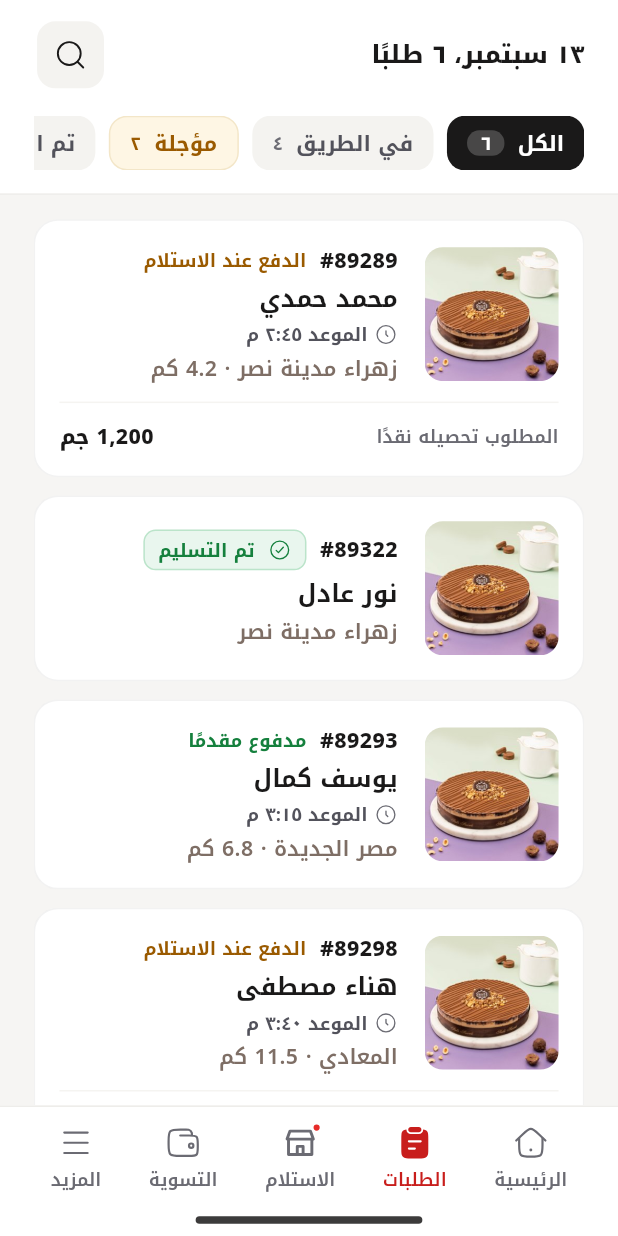
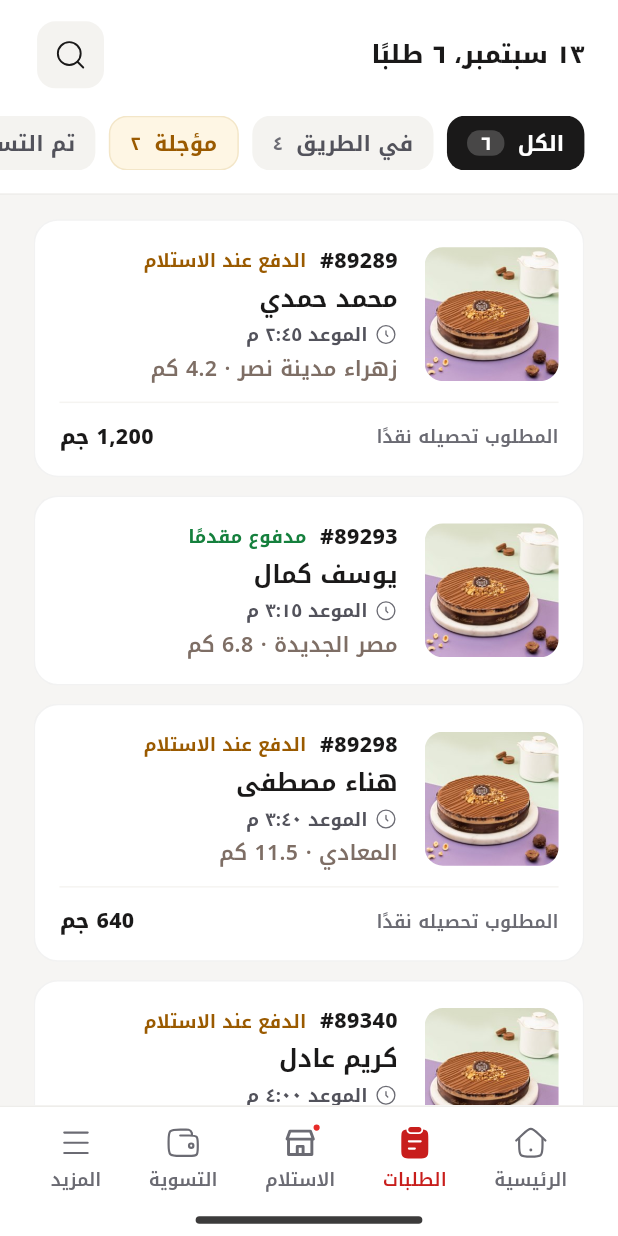
Before and after one commit to ahmedmarwan47-stack/orderbase_delivery_app, a Flutter app: the DevGallery screen opened directly, after a tap on "قائمة الطلبات · Queue (1b)", on a phone screen of 412 x 824 dp. Run offline on Flutter 3.47's test engine with Material 3 defaults, Android fonts, the phone set to English and light mode, and no system bars; our stand-ins replace easy_localization, flutter_map, flutter_modular, flutter_screenutil, flutter_svg, latlong2 and 1 more.

Commit message:
Pickup carry flow, settlement live data, priority sort, slate cash card
- Pickup: the confirm button now opens a carry-confirmation bottom sheet; once
  the branch batch is carried (accepted) the tab shows an empty state with an
  isolated generated illustration (assets/images/pickup_empty.png). The pickup
  tab's red dot clears once carried.
- Orders queue: sort by priority — in-progress first, handed-off (delivered)
  last in the "all" list. Completed cards are dimmed and drop the now-irrelevant
  cash-to-collect line, keeping only the status check. Filter chips run
  edge-to-edge so an off-screen chip bleeds past the edge.
- Settlement: reads live shift data again (the controller computes shiftSettlement
  on read and the screen rebuilds on ShiftController changes) — it was snapshotting
  once at construction as a persistent tab.
- Order-detail header: back tile + number + status badge/COD line vertically
  centered (row center + symmetric padding).
- Cash / COD payment card recolored to a neutral slate (#4C535D) — outside the
  four status hues so "money" no longer reads as the green "delivered" status.
- Add a whole-app UX critique snapshot under .impeccable/critique/.

Co-Authored-By: Claude Opus 4.8 <noreply@anthropic.com>

```diff
--- a/assets/translations/ar.json
+++ b/assets/translations/ar.json
@@ -107,6 +107,12 @@
   "pickup_pay_paid": "مدفوع",
   "pickup_confirm": "تأكيد استلام الطلبات ({count})",
   "pickup_confirm_hint": "بتأكيد الاستلام تتحول كل الطلبات إلى «في الطريق»",
+  "pickup_carry_title": "تأكيد الاستلام",
+  "pickup_carry_body": "سيتم استلام {count} طلبات من الفرع ونقلها إلى قائمتك النشطة «في الطريق».",
+  "pickup_carry_confirm": "نعم، استلمت الطلبات",
+  "pickup_carry_cancel": "رجوع",
+  "pickup_empty_title": "لا طلبات للاستلام",
+  "pickup_empty_desc": "استلمت كل الطلبات الجاهزة من الفرع. ستظهر هنا الطلبات الجديدة عند توفّرها.",
   "order_detail_back": "الرجوع",
   "order_detail_status_transit": "في الطريق",
   "order_detail_status_done": "تم التسليم",
--- a/assets/translations/en.json
+++ b/assets/translations/en.json
@@ -107,6 +107,12 @@
   "pickup_pay_paid": "Paid",
   "pickup_confirm": "Confirm order pickup ({count})",
   "pickup_confirm_hint": "Confirming pickup switches every order to \"in transit\"",
+  "pickup_carry_title": "Confirm pickup",
+  "pickup_carry_body": "{count} orders will be picked up from the branch and moved to your active \"in transit\" list.",
+  "pickup_carry_confirm": "Yes, I picked them up",
+  "pickup_carry_cancel": "Back",
+  "pickup_empty_title": "Nothing to pick up",
+  "pickup_empty_desc": "You've picked up every ready order from the branch. New orders will appear here when available.",
   "order_detail_back": "Back",
   "order_detail_status_transit": "In transit",
   "order_detail_status_done": "Delivered",
--- a/lib/core/localization/locale_keys.dart
+++ b/lib/core/localization/locale_keys.dart
@@ -153,6 +153,12 @@ abstract final class LocaleKeys {
   static const String pickupPayPaid = 'pickup_pay_paid';
   static const String pickupConfirm = 'pickup_confirm';
   static const String pickupConfirmHint = 'pickup_confirm_hint';
+  static const String pickupCarryTitle = 'pickup_carry_title';
+  static const String pickupCarryBody = 'pickup_carry_body';
+  static const String pickupCarryConfirm = 'pickup_carry_confirm';
+  static const String pickupCarryCancel = 'pickup_carry_cancel';
+  static const String pickupEmptyTitle = 'pickup_empty_title';
+  static const String pickupEmptyDesc = 'pickup_empty_desc';
 
   // ── order_flow ──
   static const String orderDetailBack = 'order_detail_back';
--- a/lib/core/widgets/app_assets.dart
+++ b/lib/core/widgets/app_assets.dart
@@ -63,4 +63,5 @@ class _AppImages {
   String get mapStrip => 'assets/images/map_strip.svg';
   String get resultSuccess => 'assets/images/result/success.png';
   String get resultFailure => 'assets/images/result/failure.png';
+  String get pickupEmpty => 'assets/images/pickup_empty.png';
 }
--- a/lib/features/order_flow/presentation/widgets/order_detail_header.dart
+++ b/lib/features/order_flow/presentation/widgets/order_detail_header.dart
@@ -54,7 +54,7 @@ class _OrderDetailHeader extends StatelessWidget {
         ),
       ),
       child: Row(
-        crossAxisAlignment: CrossAxisAlignment.start,
+        crossAxisAlignment: CrossAxisAlignment.center,
         children: [
           const HeaderBackButton(),
           12.szW,
@@ -132,8 +132,8 @@ class _OrderDetailHeader extends StatelessWidget {
       ).paddingOnly(
         left: AppPadding.pW20,
         right: AppPadding.pW20,
-        top: AppPadding.pH8,
-        bottom: AppPadding.pH16,
+        top: AppPadding.pH12,
+        bottom: AppPadding.pH12,
       ),
     );
   }
--- a/lib/features/pickup/presentation/imports/pickup_imports.dart
+++ b/lib/features/pickup/presentation/imports/pickup_imports.dart
@@ -9,6 +9,7 @@ import '../../../../config/res/config_imports.dart';
 import '../../../../data/flow_order.dart';
 import '../../../../data/order.dart';
 import '../../../../theme/shadows.dart';
+import '../../../../widgets/app_sheet.dart';
 import '../../../../widgets/bottom_nav.dart';
 import '../../../../widgets/header_back_button.dart';
 import '../../../../widgets/home_indicator.dart';
--- a/lib/features/queue/presentation/controllers/queue_view_controller.dart
+++ b/lib/features/queue/presentation/controllers/queue_view_controller.dart
@@ -72,8 +72,27 @@ class QueueViewController {
   List<Order> get postponed =>
       orders.where((o) => o.status == OrderStatus.postponed).toList();
 
-  List<Order> get active =>
-      orders.where((o) => o.status != OrderStatus.postponed).toList();
+  /// Active orders, sorted by priority so in-progress ("في الطريق") rise to the
+  /// top and handed-off / closed orders sink to the bottom of the "all" list
+  /// (delivered last). Stable within a status group (keeps the source order).
+  List<Order> get active {
+    final list =
+        orders.where((o) => o.status != OrderStatus.postponed).toList();
+    final indexed = list.indexed.toList()
+      ..sort((a, b) {
+        final r = _statusRank(a.$2.status).compareTo(_statusRank(b.$2.status));
+        return r != 0 ? r : a.$1.compareTo(b.$1);
+      });
+    return [for (final e in indexed) e.$2];
+  }
+
+  /// Lower ranks list first: in-progress → failed → delivered (handed off last).
+  int _statusRank(OrderStatus s) => switch (s) {
+        OrderStatus.transit => 0,
+        OrderStatus.failed => 1,
+        OrderStatus.delivered => 2,
+        OrderStatus.postponed => 3,
+      };
 
   int countFor(QueueFilter f) => switch (f) {
         QueueFilter.all => active.length,
--- a/lib/features/queue/presentation/widgets/queue_browse_header.dart
+++ b/lib/features/queue/presentation/widgets/queue_browse_header.dart
@@ -41,16 +41,13 @@ class _QueueBrowseHeader extends StatelessWidget {
                 ),
               ],
             ),
-          ),
+          ).paddingOnlyDirectional(start: AppPadding.pW20, end: AppPadding.pW20),
           12.szH,
+          // Chips run edge-to-edge (their own internal padding) so an off-screen
+          // chip bleeds past the edge, signalling there's more to scroll.
           _QueueFilterChips(vc: vc),
         ],
-      ).paddingOnlyDirectional(
-        start: AppPadding.pW20,
-        end: AppPadding.pW20,
-        top: AppPadding.pH8,
-        bottom: AppPadding.pH16,
-      ),
+      ).paddingOnly(top: AppPadding.pH8, bottom: AppPadding.pH16),
     );
   }
 }
--- a/lib/features/queue/presentation/widgets/queue_cards.dart
+++ b/lib/features/queue/presentation/widgets/queue_cards.dart
@@ -10,7 +10,7 @@ class _QueueCard extends StatelessWidget {
   @override
   Widget build(BuildContext context) {
     final isTransit = order.status == OrderStatus.transit;
-    return Container(
+    final Widget card = Container(
       decoration: BoxDecoration(
         color: AppColors.surface,
         borderRadius: BorderRadius.circular(AppCircular.r16),
@@ -75,13 +75,18 @@ class _QueueCard extends StatelessWidget {
               ),
             ],
           ),
-          if (order.cod != null) ...[
+          // Cash-to-collect only matters while the order is still out for
+          // delivery; once handed off it's already collected, so drop the row.
+          if (order.cod != null && isTransit) ...[
             12.szH,
             _CodRow(amount: order.cod!),
           ],
         ],
       ).paddingAll(AppPadding.pH16),
     ).onClick(onTap: onTap);
+    // Completed (handed off / closed) orders are de-emphasised — just the status
+    // check badge, dimmed a little.
+    return isTransit ? card : Opacity(opacity: 0.6, child: card);
   }
 }
 
--- a/lib/features/queue/presentation/widgets/queue_filter_chips.dart
+++ b/lib/features/queue/presentation/widgets/queue_filter_chips.dart
@@ -12,6 +12,8 @@ class _QueueFilterChips extends StatelessWidget {
       valueListenable: vc.filter,
       builder: (_, selected, _) => SingleChildScrollView(
         scrollDirection: Axis.horizontal,
+        padding: EdgeInsetsDirectional.only(
+            start: AppPadding.pW20, end: AppPadding.pW20),
         child: Row(
           spacing: AppSize.sW8,
           children: [
--- a/lib/features/settlement/presentation/widgets/settlement_open_view.dart
+++ b/lib/features/settlement/presentation/widgets/settlement_open_view.dart
@@ -116,7 +116,7 @@ class _SettlementHeader extends StatelessWidget {
         ),
       ),
       child: Row(
-        crossAxisAlignment: CrossAxisAlignment.start,
+        crossAxisAlignment: CrossAxisAlignment.center,
         children: [
           if (showBack) ...[
             const HeaderBackButton(),
--- a/lib/theme/colors.dart
+++ b/lib/theme/colors.dart
@@ -85,13 +85,14 @@ abstract final class AppColors {
   static const itemDivider = Color(0xFFF5F4F1);
   static const summaryDivider = Color(0xFFEAE9E5); // divider inside the result summary card
 
-  // Cash / COD payment card — deep cash-green (NOT black; full black `inkFill`
-  // is reserved for primary buttons so the two never compete).
-  static const paymentCardBg = Color(0xFF4E6B60); // soft, low-impact muted green
-  static const paymentLabel = Color(0xFFB7D9C4); // soft green label on the card
-  static const paymentSuffix = Color(0xFFCDEBDA); // "جم" suffix on the card
+  // Cash / COD payment card — neutral slate. NOT black (reserved for primary
+  // buttons) and deliberately OUTSIDE the four status hues so "money" never
+  // reads as the green "delivered" status.
+  static const paymentCardBg = Color(0xFF4C535D); // neutral slate
+  static const paymentLabel = Color(0xFFB8BDC6); // soft light-slate label
+  static const paymentSuffix = Color(0xFFD2D6DD); // "جم" suffix on the card
   static const paymentTile = Color(0x26FFFFFF); // rgba(255,255,255,.15) icon tile
-  static const cashBright = Color(0xFFEAFBF1); // near-white cash glyph on green
+  static const cashBright = Color(0xFFEDEFF3); // near-white cash glyph on slate
 
   // Timeline (order route)
   static const timelineRing = Color(0xFFF7D7D6); // ring around the active red dot
--- a/lib/widgets/bottom_nav.dart
+++ b/lib/widgets/bottom_nav.dart
@@ -48,8 +48,10 @@ class BottomNav extends StatelessWidget {
                     activeIcon: AppAssets.svg.ordersFilled),
                 _item(NavTab.pickup, AppAssets.svg.store,
                     LocaleKeys.navPickup.tr(),
-                    // Red dot while there are orders waiting at the branch.
-                    badge: ShiftController.instance.inProgress > 0),
+                    // Red dot only while there's still a batch to carry from the
+                    // branch (cleared once picked up / accepted).
+                    badge: !ShiftController.instance.accepted &&
+                        ShiftController.instance.inProgress > 0),
                 _item(NavTab.settlement, AppAssets.svg.wallet,
                     LocaleKeys.navSettlement.tr()),
                 _item(NavTab.more, AppAssets.svg.more, LocaleKeys.navMore.tr(),
```
Also changed, not shown: lib/features/pickup/presentation/view/pickup_screen.dart (+111 -15 lines), lib/features/settlement/presentation/controllers/settlement_controller.dart (+11 -3 lines), lib/features/settlement/presentation/view/settlement_screen.dart (+7 -2 lines), assets/images/pickup_empty.png (added), 2 other files.
